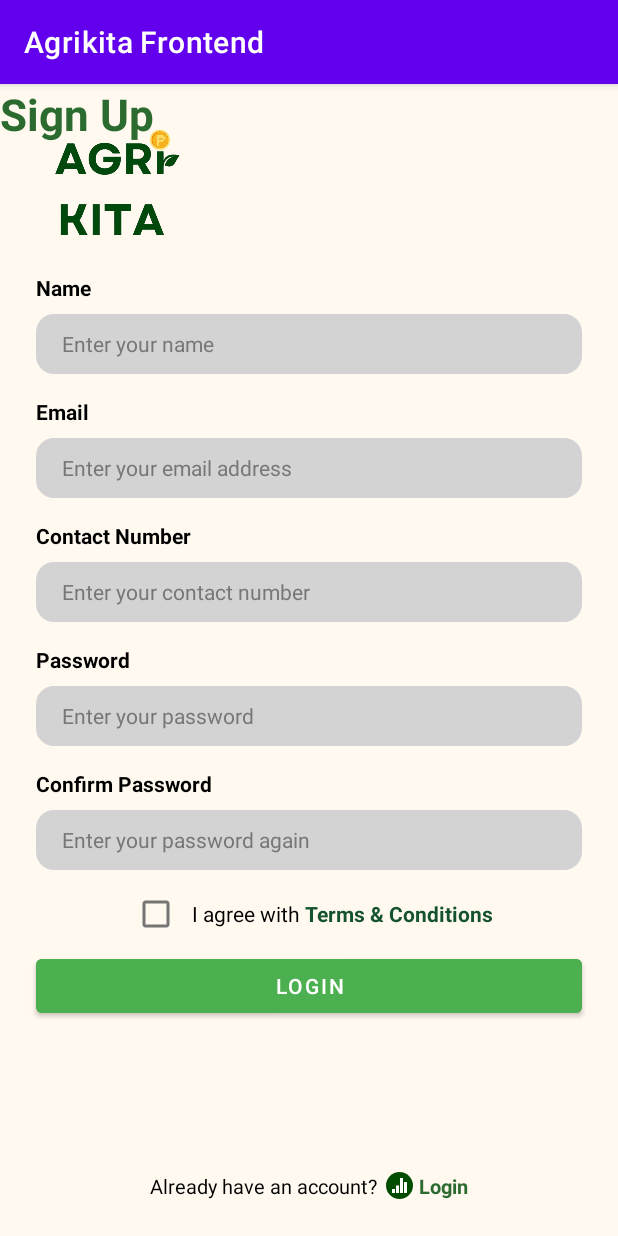
After one commit to Gnashal/AgriKita-frontend, an Android app: the SignUp screen opened directly, with no data from a screen before it, on a phone screen of 412 x 824 dp. The commit adds this screen. Run offline under Robolectric (Android 15) with nearby library versions, the phone set to English and light mode, and no system bars.

Commit message:
SignUp FrontEnd version 1

```diff
--- a/app/src/main/AndroidManifest.xml
+++ b/app/src/main/AndroidManifest.xml
@@ -12,6 +12,9 @@
         android:supportsRtl="true"
         android:theme="@style/Theme.AgrikitaFrontend"
         tools:targetApi="31">
+        <activity
+            android:name=".pages.SignUp"
+            android:exported="false" />
         <activity
             android:name=".pages.Login"
             android:exported="false" />
--- /dev/null
+++ b/app/src/main/java/mobdev/agrikita/pages/SignUp.java
@@ -0,0 +1,26 @@
+package mobdev.agrikita.pages;
+
+import android.os.Bundle;
+
+import androidx.activity.EdgeToEdge;
+import androidx.appcompat.app.AppCompatActivity;
+import androidx.core.graphics.Insets;
+import androidx.core.view.ViewCompat;
+import androidx.core.view.WindowInsetsCompat;
+
+import mobdev.agrikita.R;
+
+public class SignUp extends AppCompatActivity {
+
+    @Override
+    protected void onCreate(Bundle savedInstanceState) {
+        super.onCreate(savedInstanceState);
+        EdgeToEdge.enable(this);
+        setContentView(R.layout.activity_sign_up);
+        ViewCompat.setOnApplyWindowInsetsListener(findViewById(R.id.main), (v, insets) -> {
+            Insets systemBars = insets.getInsets(WindowInsetsCompat.Type.systemBars());
+            v.setPadding(systemBars.left, systemBars.top, systemBars.right, systemBars.bottom);
+            return insets;
+        });
+    }
+}
--- a/app/src/main/res/layout/activity_login.xml
+++ b/app/src/main/res/layout/activity_login.xml
@@ -72,11 +72,13 @@
             android:background="@drawable/input_field_01"
             android:backgroundTint="#D3D3D3"
             android:hint="Enter your email address"
+            android:importantForAutofill="no"
             android:padding="12dp"
             android:textColorHint="#777777"
             app:layout_constraintEnd_toEndOf="parent"
             app:layout_constraintStart_toStartOf="parent"
-            app:layout_constraintTop_toBottomOf="@id/emailLabel" />
+            app:layout_constraintTop_toBottomOf="@id/emailLabel"
+            tools:ignore="HardcodedText,TextFields" />
 
         <!-- Password Label -->
         <TextView
@@ -90,7 +92,8 @@
             android:textSize="14sp"
             android:textStyle="bold"
             app:layout_constraintStart_toStartOf="parent"
-            app:layout_constraintTop_toBottomOf="@id/emailField" />
+            app:layout_constraintTop_toBottomOf="@id/emailField"
+            tools:ignore="HardcodedText" />
 
         <!-- Password Field -->
         <EditText
@@ -103,12 +106,14 @@
             android:background="@drawable/input_field_01"
             android:backgroundTint="#D3D3D3"
             android:hint="Enter your password"
+            android:importantForAutofill="no"
             android:inputType="textPassword"
             android:padding="12dp"
             android:textColorHint="#777777"
             app:layout_constraintEnd_toEndOf="parent"
             app:layout_constraintStart_toStartOf="parent"
-            app:layout_constraintTop_toBottomOf="@id/passwordLabel" />
+            app:layout_constraintTop_toBottomOf="@id/passwordLabel"
+            tools:ignore="HardcodedText" />
 
         <!-- Forgot Password -->
         <LinearLayout
@@ -119,7 +124,8 @@
             android:layout_marginTop="8dp"
             android:orientation="horizontal"
             app:layout_constraintStart_toStartOf="parent"
-            app:layout_constraintTop_toBottomOf="@id/passwordField">
+            app:layout_constraintTop_toBottomOf="@id/passwordField"
+            tools:ignore="UseCompoundDrawables">
 
             <ImageView
                 android:layout_width="18dp"
@@ -137,12 +143,13 @@
                 android:layout_height="wrap_content"
                 android:text="Forgot Password?"
                 android:textColor="#000000"
-                android:textSize="13sp" />
+                android:textSize="13sp"
+                tools:ignore="HardcodedText" />
         </LinearLayout>
 
         <!-- Sign In Button -->
         <Button
-            android:id="@+id/btnSignIn"
+            android:id="@+id/btnLogin"
             android:layout_width="0dp"
             android:layout_height="48dp"
             android:layout_marginStart="24dp"
@@ -150,11 +157,12 @@
             android:layout_marginEnd="24dp"
             android:backgroundTint="#4CAF50"
             android:elevation="4dp"
-            android:text="Sign In"
+            android:text="Login"
             android:textColor="#FFFFFF"
             app:layout_constraintEnd_toEndOf="parent"
             app:layout_constraintStart_toStartOf="parent"
-            app:layout_constraintTop_toBottomOf="@id/forgotPasswordContainer" />
+            app:layout_constraintTop_toBottomOf="@id/forgotPasswordContainer"
+            tools:ignore="HardcodedText" />
 
         <!-- Divider Text -->
 
@@ -170,7 +178,8 @@
             app:layout_constraintEnd_toEndOf="parent"
             app:layout_constraintHorizontal_bias="0.498"
             app:layout_constraintStart_toStartOf="parent"
-            app:layout_constraintTop_toBottomOf="@id/btnSignIn" />
+            app:layout_constraintTop_toBottomOf="@id/btnLogin"
+            tools:ignore="HardcodedText" />
 
         <!-- Social Buttons -->
 
@@ -244,7 +253,8 @@
                 android:layout_height="wrap_content"
                 android:text="Don’t have an account?"
                 android:textColor="#000000"
-                android:textSize="13sp" />
+                android:textSize="13sp"
+                tools:ignore="HardcodedText" />
 
             <ImageView
                 android:layout_width="18dp"
@@ -265,7 +275,8 @@
                 android:text="Sign Up"
                 android:textColor="#2C6B2F"
                 android:textSize="13sp"
-                android:textStyle="bold" />
+                android:textStyle="bold"
+                tools:ignore="HardcodedText" />
         </LinearLayout>
 
     </androidx.constraintlayout.widget.ConstraintLayout>
--- /dev/null
+++ b/app/src/main/res/layout/activity_sign_up.xml
@@ -0,0 +1,311 @@
+<?xml version="1.0" encoding="utf-8"?>
+<androidx.constraintlayout.widget.ConstraintLayout xmlns:android="http://schemas.android.com/apk/res/android"
+    xmlns:app="http://schemas.android.com/apk/res-auto"
+    xmlns:tools="http://schemas.android.com/tools"
+    android:id="@+id/main"
+    android:layout_width="match_parent"
+    android:layout_height="match_parent"
+    android:background="#FFF9F0"
+    tools:context=".pages.SignUp">
+
+    <ImageView
+        android:id="@+id/logo"
+        android:layout_width="109dp"
+        android:layout_height="78dp"
+        android:layout_marginStart="24dp"
+        android:layout_marginTop="28dp"
+        android:contentDescription="AgriKita Logo"
+        android:src="@drawable/agrikita_header_text_g2"
+        app:layout_constraintStart_toStartOf="parent"
+        app:layout_constraintTop_toTopOf="parent"
+        tools:ignore="DuplicateIds,HardcodedText" />
+
+    <TextView
+        android:id="@+id/titleEmpowering"
+        android:layout_width="0dp"
+        android:layout_height="wrap_content"
+        android:text="Sign Up"
+        android:textColor="#2C6B2F"
+        android:textSize="29sp"
+        android:textStyle="bold"
+        tools:ignore="HardcodedText,MissingConstraints"
+        tools:layout_editor_absoluteX="255dp"
+        tools:layout_editor_absoluteY="48dp" />
+
+    <!-- Name Label -->
+    <TextView
+        android:id="@+id/nameLabel"
+        android:layout_width="wrap_content"
+        android:layout_height="wrap_content"
+        android:layout_marginStart="24dp"
+        android:layout_marginTop="20dp"
+        android:text="Name"
+        android:textColor="#000000"
+        android:textSize="14sp"
+        android:textStyle="bold"
+        app:layout_constraintStart_toStartOf="parent"
+        app:layout_constraintTop_toBottomOf="@id/logo"
+        tools:ignore="HardcodedText" />
+
+    <!-- Name Input -->
+    <EditText
+        android:id="@+id/nameInput"
+        android:layout_width="0dp"
+        android:layout_height="40dp"
+        android:layout_marginStart="24dp"
+        android:layout_marginTop="8dp"
+        android:layout_marginEnd="24dp"
+        android:background="@drawable/input_field_01"
+        android:backgroundTint="#D3D3D3"
+        android:hint="Enter your name"
+        android:importantForAutofill="no"
+        android:textColorHint="#777777"
+        android:textSize="14sp"
+        android:paddingStart="17sp"
+        app:layout_constraintEnd_toEndOf="parent"
+        app:layout_constraintStart_toStartOf="parent"
+        app:layout_constraintTop_toBottomOf="@id/nameLabel"
+        tools:ignore="HardcodedText,RtlSymmetry,TextFields" />
+
+    <!-- Email Label -->
+    <TextView
+        android:id="@+id/emailLabel"
+        android:layout_width="wrap_content"
+        android:layout_height="wrap_content"
+        android:layout_marginStart="24dp"
+        android:layout_marginTop="15dp"
+        android:text="Email"
+        android:textColor="#000000"
+        android:textSize="14sp"
+        android:textStyle="bold"
+        app:layout_constraintStart_toStartOf="parent"
+        app:layout_constraintTop_toBottomOf="@id/nameInput"
+        tools:ignore="HardcodedText" />
+
+    <!-- Email Input -->
+    <EditText
+        android:id="@+id/emailInput"
+        android:layout_width="0dp"
+        android:layout_height="40dp"
+        android:layout_marginStart="24dp"
+        android:layout_marginTop="8dp"
+        android:layout_marginEnd="24dp"
+        android:background="@drawable/input_field_01"
+        android:backgroundTint="#D3D3D3"
+        android:hint="Enter your email address"
+        android:importantForAutofill="no"
+        android:textColorHint="#777777"
+        android:textSize="14sp"
+        android:paddingStart="17sp"
+        app:layout_constraintEnd_toEndOf="parent"
+        app:layout_constraintStart_toStartOf="parent"
+        app:layout_constraintTop_toBottomOf="@id/emailLabel"
+        tools:ignore="HardcodedText,RtlSymmetry,TextFields" />
+
+    <!-- Contact Label -->
+    <TextView
+        android:id="@+id/contactLabel"
+        android:layout_width="wrap_content"
+        android:layout_height="wrap_content"
+        android:layout_marginStart="24dp"
+        android:layout_marginTop="15dp"
+        android:text="Contact Number"
+        android:textColor="#000000"
+        android:textSize="14sp"
+        android:textStyle="bold"
+        app:layout_constraintStart_toStartOf="parent"
+        app:layout_constraintTop_toBottomOf="@id/emailInput"
+        tools:ignore="HardcodedText" />
+
+    <!-- Contact Input -->
+    <EditText
+        android:id="@+id/contactInput"
+        android:layout_width="0dp"
+        android:layout_height="40dp"
+        android:layout_marginStart="24dp"
+        android:layout_marginTop="8dp"
+        android:layout_marginEnd="24dp"
+        android:background="@drawable/input_field_01"
+        android:backgroundTint="#D3D3D3"
+        android:hint="Enter your contact number"
+        android:importantForAutofill="no"
+        android:textSize="14sp"
+        android:paddingStart="17sp"
+        android:textColorHint="#777777"
+        app:layout_constraintEnd_toEndOf="parent"
+        app:layout_constraintStart_toStartOf="parent"
+        app:layout_constraintTop_toBottomOf="@id/contactLabel"
+        tools:ignore="HardcodedText,RtlSymmetry,TextFields" />
+
+    <!-- Password Label -->
+    <TextView
+        android:id="@+id/passwordLabel"
+        android:layout_width="wrap_content"
+        android:layout_height="wrap_content"
+        android:layout_marginStart="24dp"
+        android:layout_marginTop="15dp"
+        android:text="Password"
+        android:textColor="#000000"
+        android:textSize="14sp"
+        android:textStyle="bold"
+        app:layout_constraintStart_toStartOf="parent"
+        app:layout_constraintTop_toBottomOf="@id/contactInput"
+        tools:ignore="HardcodedText" />
+
+    <!-- Password Input -->
+    <EditText
+        android:id="@+id/passwordInput"
+        android:inputType="textPassword"
+        android:layout_width="0dp"
+        android:layout_height="40dp"
+        android:layout_marginStart="24dp"
+        android:layout_marginTop="8dp"
+        android:layout_marginEnd="24dp"
+        android:background="@drawable/input_field_01"
+        android:backgroundTint="#D3D3D3"
+        android:hint="Enter your password"
+        android:importantForAutofill="no"
+        android:textSize="14sp"
+        android:paddingStart="17sp"
+        android:textColorHint="#777777"
+        app:layout_constraintEnd_toEndOf="parent"
+        app:layout_constraintStart_toStartOf="parent"
+        app:layout_constraintTop_toBottomOf="@id/passwordLabel"
+        tools:ignore="HardcodedText,RtlSymmetry,TextFields"/>
+
+    <!-- Confirm Password Label -->
+    <TextView
+        android:id="@+id/confirmPasswordLabel"
+        android:layout_width="wrap_content"
+        android:layout_height="wrap_content"
+        android:layout_marginStart="24dp"
+        android:layout_marginTop="15dp"
+        android:text="Confirm Password"
+        android:textColor="#000000"
+        android:textSize="14sp"
+        android:textStyle="bold"
+        app:layout_constraintStart_toStartOf="parent"
+        app:layout_constraintTop_toBottomOf="@id/passwordInput"
+        tools:ignore="HardcodedText" />
+
+    <!-- Confirm Password Input -->
+    <EditText
+        android:id="@+id/confirmPasswordInput"
+        android:hint="Enter your password again"
+        android:inputType="textPassword"
+        android:layout_width="0dp"
+        android:layout_height="40dp"
+        android:layout_marginStart="24dp"
+        android:layout_marginTop="8dp"
+        android:layout_marginEnd="24dp"
+        android:background="@drawable/input_field_01"
+        android:backgroundTint="#D3D3D3"
+        android:importantForAutofill="no"
+        android:textSize="14sp"
+        android:paddingStart="17sp"
+        android:textColorHint="#777777"
+        app:layout_constraintEnd_toEndOf="parent"
+        app:layout_constraintStart_toStartOf="parent"
+        app:layout_constraintTop_toBottomOf="@id/confirmPasswordLabel"
+        tools:ignore="HardcodedText,RtlSymmetry,TextFields" />
+
+    <!-- Checkbox and Terms -->
+
+    <!-- Sign Up Button -->
+
+
+    <LinearLayout
+        android:id="@+id/termsContainer"
+        android:layout_width="wrap_content"
+        android:layout_height="wrap_content"
+        android:layout_marginStart="80dp"
+        android:layout_marginTop="5dp"
+        android:gravity="center"
+        android:orientation="horizontal"
+        app:layout_constraintEnd_toEndOf="parent"
+        app:layout_constraintHorizontal_bias="0.0"
+        app:layout_constraintStart_toStartOf="parent"
+        app:layout_constraintTop_toBottomOf="@id/confirmPasswordInput">
+
+        <CheckBox
+            android:id="@+id/termsCheckbox"
+            android:layout_width="wrap_content"
+            android:layout_height="wrap_content" />
+
+        <TextView
+            android:id="@+id/termsText"
+            android:layout_width="wrap_content"
+            android:layout_height="wrap_content"
+            android:text="I agree with "
+            android:textColor="#000000"
+            tools:ignore="HardcodedText" />
+
+        <TextView
+            android:id="@+id/termsLink"
+            android:layout_width="wrap_content"
+            android:layout_height="wrap_content"
+            android:text="Terms &amp; Conditions"
+            android:textColor="#14532D"
+            android:textStyle="bold"
+            tools:ignore="HardcodedText" />
+    </LinearLayout>
+
+    <Button
+        android:id="@+id/signupBtn"
+        android:layout_width="0dp"
+        android:layout_height="48dp"
+        android:layout_marginStart="24dp"
+        android:layout_marginEnd="24dp"
+        android:backgroundTint="#4CAF50"
+        android:elevation="4dp"
+        android:text="Login"
+        android:textColor="#FFFFFF"
+        app:layout_constraintEnd_toEndOf="parent"
+        app:layout_constraintStart_toStartOf="parent"
+        app:layout_constraintTop_toBottomOf="@id/termsContainer"
+        tools:ignore="HardcodedText" />
+
+
+    <!-- Already have an account -->
+    <LinearLayout
+        android:id="@+id/signUpContainer"
+        android:layout_width="wrap_content"
+        android:layout_height="wrap_content"
+        android:layout_marginBottom="24dp"
+        android:orientation="horizontal"
+        app:layout_constraintBottom_toBottomOf="parent"
+        app:layout_constraintEnd_toEndOf="parent"
+        app:layout_constraintStart_toStartOf="parent">
+
+        <TextView
+            android:layout_width="wrap_content"
+            android:layout_height="wrap_content"
+            android:text="Already have an account?"
+            android:textColor="#000000"
+            android:textSize="13sp"
+            tools:ignore="HardcodedText" />
+
+        <ImageView
+            android:layout_width="18dp"
+            android:layout_height="18dp"
+            android:background="@drawable/social_circle"
+            android:layout_marginStart="6dp"
+            android:layout_marginEnd="4dp"
+            android:contentDescription="Info icon"
+            android:padding="4dp"
+            android:tint="@color/white"
+            android:src="@drawable/vertical_bars_icon_2"
+            tools:ignore="HardcodedText,UseAppTint" />
+
+        <TextView
+            android:id="@+id/toLoginPage"
+            android:layout_width="wrap_content"
+            android:layout_height="wrap_content"
+            android:text="Login"
+            android:textColor="#2C6B2F"
+            android:textSize="13sp"
+            android:textStyle="bold"
+            tools:ignore="HardcodedText" />
+    </LinearLayout>
+
+</androidx.constraintlayout.widget.ConstraintLayout>
```
